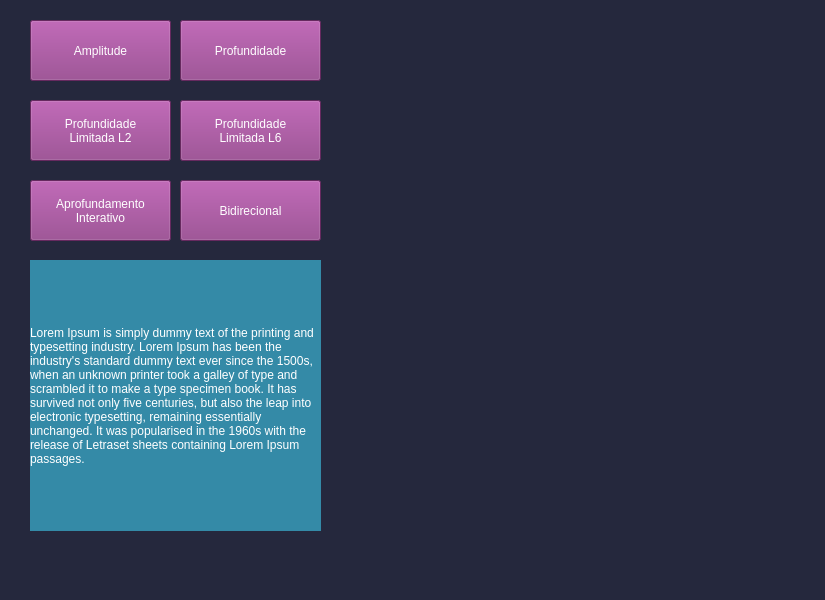
Above: Mario-Party.ui from RodgerOliver/mario-party-unitau before the change. Below: the same form after it.
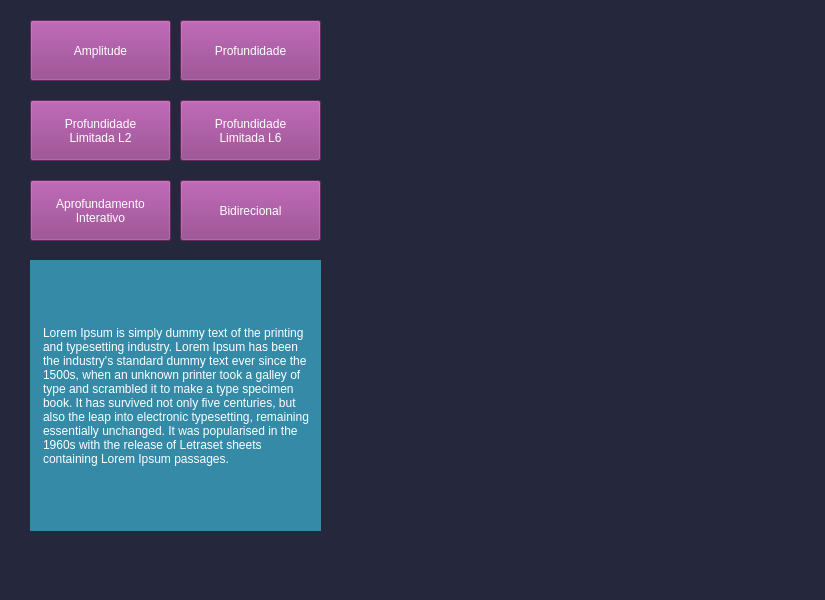
That is the form after the change. Icons and pictures are not drawn.

Commit message: Adicionar padding ao texto de retorno

```diff
--- a/Mario-Party.ui
+++ b/Mario-Party.ui
@@ -224,7 +224,8 @@
     <property name="styleSheet">
      <string notr="true">font: 75 10pt &quot;Noto Sans CJK HK&quot;;
 color: rgb(255, 255, 255);
-background-color: rgb(52, 138, 167);</string>
+background-color: rgb(52, 138, 167);
+padding: 10px;</string>
     </property>
     <property name="text">
      <string>Lorem Ipsum is simply dummy text of the printing and typesetting industry. Lorem Ipsum has been the industry's standard dummy text ever since the 1500s, when an unknown printer took a galley of type and scrambled it to make a type specimen book. It has survived not only five centuries, but also the leap into electronic typesetting, remaining essentially unchanged. It was popularised in the 1960s with the release of Letraset sheets containing Lorem Ipsum passages.</string>
@@ -233,7 +234,7 @@
      <bool>true</bool>
     </property>
     <property name="margin">
-     <number>12</number>
+     <number>0</number>
     </property>
    </widget>
   </widget>
```
Left out of the diff: 2 changed lines with no effect on the pictures. The commit also changes 1 other file.
